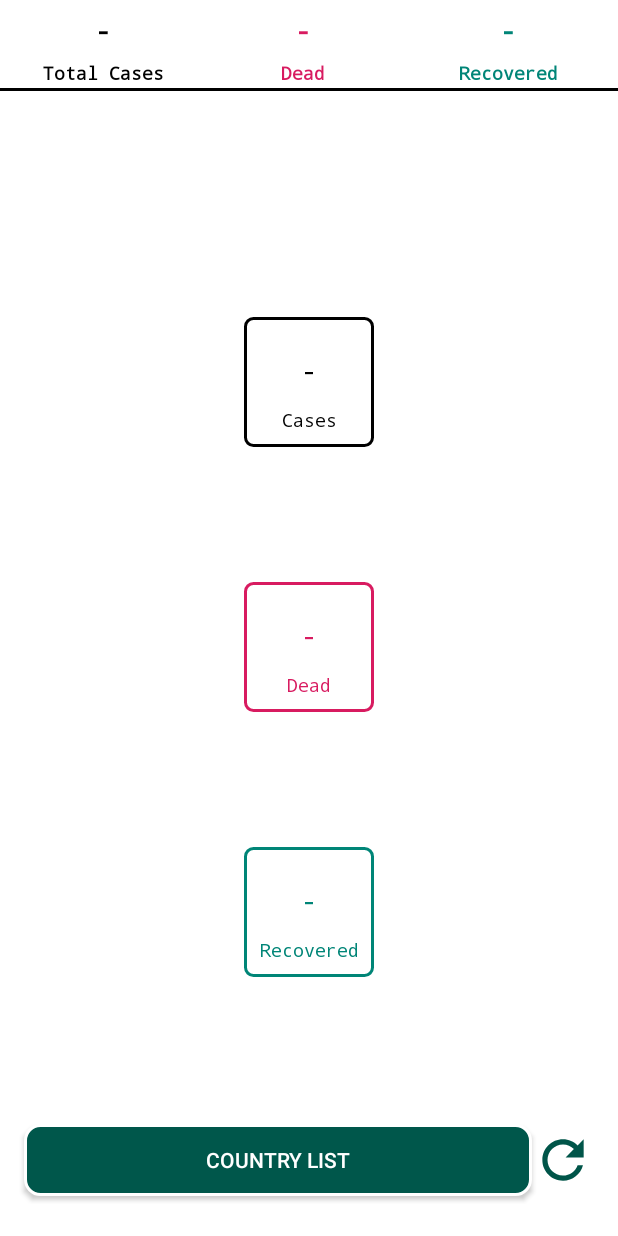
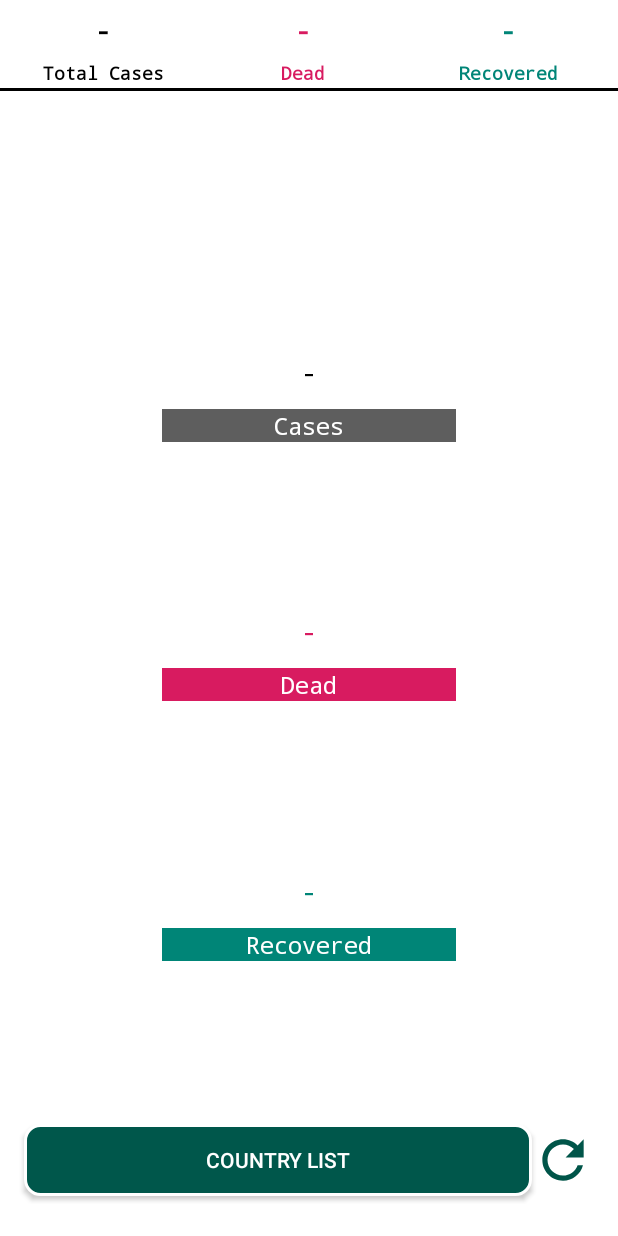
Before and after one commit to O-r-D/CoronaStats, an Android app: the screen it shows after launch (MainActivity), on a phone screen of 412 x 824 dp. Run offline under Robolectric (Android 15) with nearby library versions, the phone set to English and light mode, and no system bars.

Commit message:
Init - UI Revamp

```diff
--- a/app/src/main/res/layout/fragment_country_stats.xml
+++ b/app/src/main/res/layout/fragment_country_stats.xml
@@ -16,72 +16,76 @@
     <LinearLayout
             android:orientation="vertical"
             android:layout_width="0dp"
-            android:background="@drawable/shape_cases_stat"
             android:layout_height="wrap_content"
             app:layout_constraintStart_toStartOf="parent" app:layout_constraintEnd_toEndOf="parent"
-            android:layout_marginStart="150dp" android:layout_marginEnd="150dp" android:id="@+id/linearLayout3"
-            android:padding="10dp"
-            app:layout_constraintHorizontal_bias="0.5" app:layout_constraintBottom_toTopOf="@+id/linearLayout"
+            android:layout_marginStart="100dp" android:layout_marginEnd="100dp" android:id="@+id/linearLayout3"
+            app:layout_constraintBottom_toTopOf="@+id/linearLayout"
             app:layout_constraintTop_toBottomOf="@+id/tv_country_name" android:layout_marginTop="16dp"
-            app:layout_constraintDimensionRatio="h,1:1">
+    >
         <TextView
                 android:text="@string/global_empty_result"
                 android:layout_width="match_parent"
                 android:layout_height="50dp" android:id="@+id/tv_cases_nb" android:layout_weight="1"
                 android:textAlignment="center" android:gravity="center" android:textSize="18sp"
-                android:fontFamily="monospace" android:textColor="@android:color/black"/>
+                android:fontFamily="monospace" android:textColor="@android:color/black"
+                android:background="@android:color/white"/>
         <TextView
                 android:text="@string/global_cases"
                 android:layout_width="match_parent"
                 android:layout_height="wrap_content" android:id="@+id/tv_cases" android:layout_weight="1"
-                android:textAlignment="center" android:fontFamily="monospace" android:textSize="12sp"
-                android:textColor="@android:color/black" android:gravity="center"/>
+                android:textAlignment="center" android:fontFamily="monospace" android:textSize="16sp"
+                android:textColor="@android:color/white" android:gravity="center"
+                android:background="#5E5E5E"/>
     </LinearLayout>
     <LinearLayout
             android:orientation="vertical"
             android:layout_width="0dp"
             android:layout_height="wrap_content"
             app:layout_constraintStart_toStartOf="parent" app:layout_constraintEnd_toEndOf="parent"
-            android:layout_marginStart="150dp" android:layout_marginEnd="150dp"
+            android:layout_marginStart="100dp" android:layout_marginEnd="100dp"
             android:id="@+id/linearLayout" app:layout_constraintTop_toBottomOf="@+id/linearLayout3"
-            android:layout_marginTop="24dp" android:padding="10dp" android:background="@drawable/shape_death_stat"
-            app:layout_constraintHorizontal_bias="0.5" app:layout_constraintBottom_toTopOf="@+id/linearLayout2"
-            app:layout_constraintDimensionRatio="h,1:1">
+            android:layout_marginTop="24dp"
+            app:layout_constraintBottom_toTopOf="@+id/linearLayout2"
+    >
         <TextView
                 android:text="@string/global_empty_result"
                 android:layout_width="match_parent"
                 android:layout_height="50dp" android:id="@+id/tv_deaths_nb" android:layout_weight="1"
                 android:textAlignment="center" android:gravity="center" android:textSize="18sp"
-                android:fontFamily="monospace" android:textColor="@color/colorAccent"/>
+                android:fontFamily="monospace" android:textColor="@color/colorAccent"
+                android:background="@android:color/white"/>
         <TextView
                 android:text="@string/global_dead"
                 android:layout_width="match_parent"
                 android:layout_height="wrap_content" android:id="@+id/tv_deaths" android:layout_weight="1"
-                android:textAlignment="center" android:fontFamily="monospace" android:textSize="12sp"
-                android:textColor="@color/colorAccent" android:gravity="center"/>
+                android:textAlignment="center" android:fontFamily="monospace" android:textSize="16sp"
+                android:textColor="@android:color/white" android:gravity="center"
+                android:background="@color/colorAccent"/>
     </LinearLayout>
     <LinearLayout
             android:orientation="vertical"
             android:layout_width="0dp"
             android:layout_height="wrap_content"
             app:layout_constraintEnd_toEndOf="parent" app:layout_constraintStart_toStartOf="parent"
-            android:layout_marginStart="150dp" android:layout_marginEnd="150dp"
+            android:layout_marginStart="100dp" android:layout_marginEnd="100dp"
             app:layout_constraintTop_toBottomOf="@+id/linearLayout" android:layout_marginTop="24dp"
-            android:padding="10dp" android:background="@drawable/shape_recovered_stat" android:id="@+id/linearLayout2"
+            android:id="@+id/linearLayout2"
             app:layout_constraintHorizontal_bias="0.5" android:layout_marginBottom="32dp"
-            app:layout_constraintBottom_toTopOf="@+id/btn_change_country" app:layout_constraintDimensionRatio="h,1:1">
+            app:layout_constraintBottom_toTopOf="@+id/btn_change_country">
         <TextView
                 android:text="@string/global_empty_result"
                 android:layout_width="match_parent"
                 android:layout_height="50dp" android:id="@+id/tv_recovered_nb" android:layout_weight="1"
                 android:textAlignment="center" android:gravity="center" android:textSize="18sp"
-                android:fontFamily="monospace" android:textColor="@color/colorPrimary"/>
+                android:fontFamily="monospace" android:textColor="@color/colorPrimary"
+                android:background="@android:color/white"/>
         <TextView
                 android:text="@string/global_recovered"
                 android:layout_width="match_parent"
                 android:layout_height="wrap_content" android:id="@+id/tv_recovered" android:layout_weight="1"
-                android:textAlignment="center" android:fontFamily="monospace" android:textSize="12sp"
-                android:textColor="@color/colorPrimary" android:gravity="center"/>
+                android:textAlignment="center" android:fontFamily="monospace" android:textSize="16sp"
+                android:textColor="@android:color/white" android:gravity="center"
+                android:background="@color/colorPrimary"/>
     </LinearLayout>
     <Button
             android:text="@string/country_list"
```
